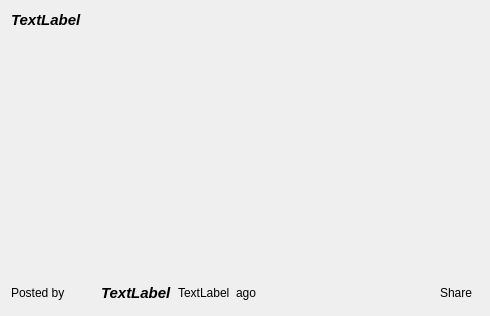
Before: the Qt Designer form retroshare-gui/src/gui/Posted/PhotoView.ui in RetroShare/RetroShare, drawn with Qt 5.
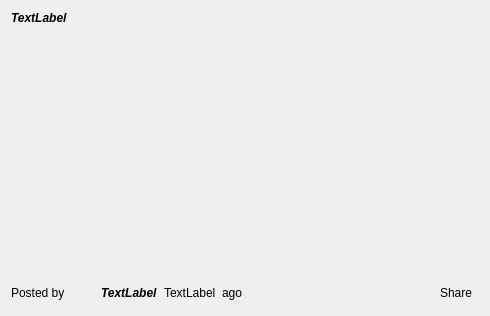
After: the same form once the commit is applied. Icons and pictures are not drawn. Custom widgets are drawn as their Qt base class.

```diff
--- a/retroshare-gui/src/gui/Posted/PhotoView.ui
+++ b/retroshare-gui/src/gui/Posted/PhotoView.ui
@@ -22,7 +22,6 @@
      <property name="font">
       <font>
        <family>MS Sans Serif</family>
-       <pointsize>11</pointsize>
        <weight>75</weight>
        <italic>true</italic>
        <bold>true</bold>
@@ -134,7 +133,6 @@
        <property name="font">
         <font>
          <family>MS Sans Serif</family>
-         <pointsize>11</pointsize>
          <weight>75</weight>
          <italic>true</italic>
          <bold>true</bold>
@@ -150,7 +148,6 @@
        <property name="font">
         <font>
          <family>MS Sans Serif</family>
-         <pointsize>9</pointsize>
         </font>
        </property>
        <property name="text">
@@ -163,7 +160,6 @@
        <property name="font">
         <font>
          <family>MS Sans Serif</family>
-         <pointsize>9</pointsize>
         </font>
        </property>
        <property name="text">
```
Left out of the diff: 1 changed line with no effect on the pictures.
